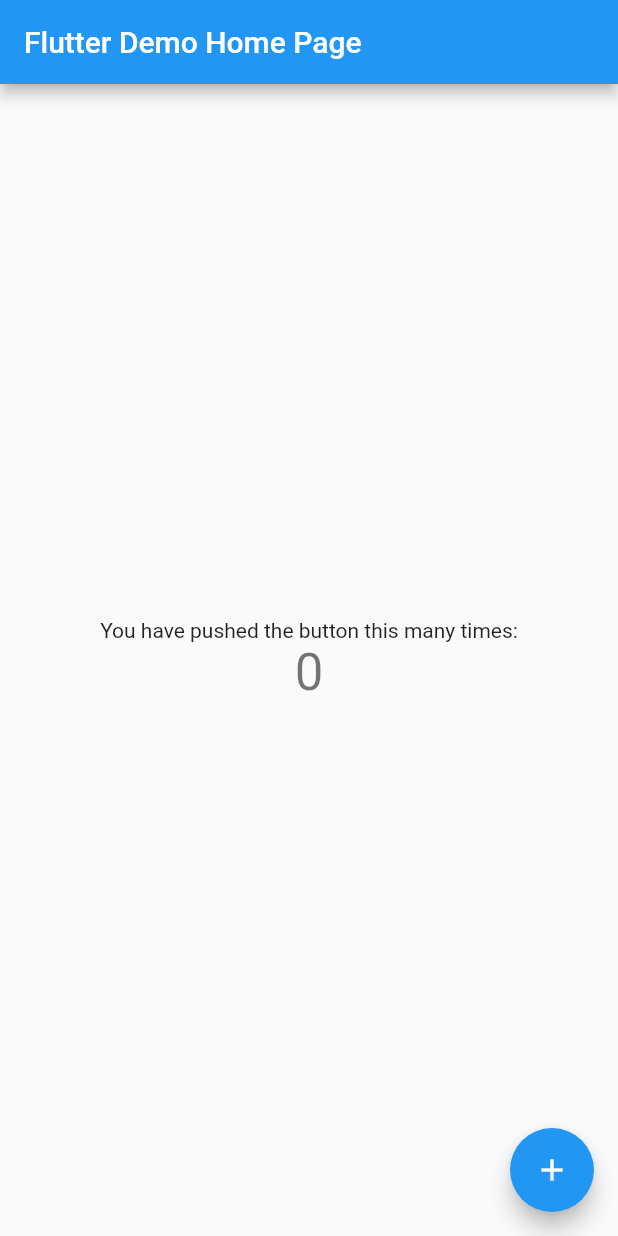
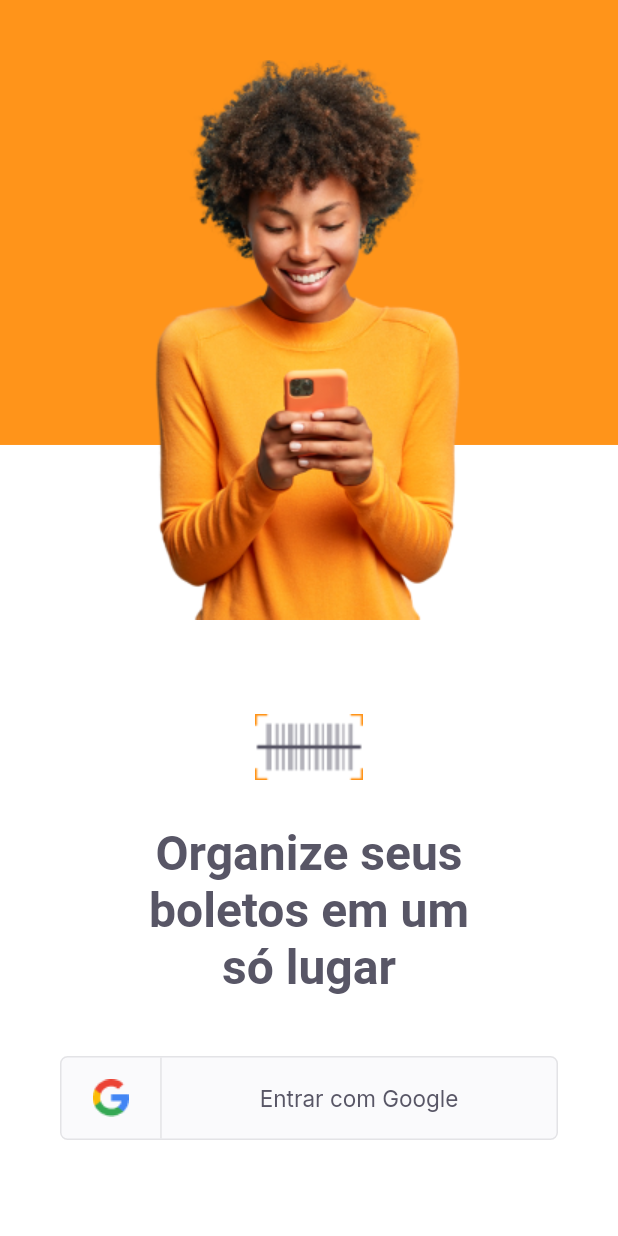
Before and after one commit to paulovictor11/payflow, a Flutter app: the screen it shows after launch, on a phone screen of 412 x 824 dp. Run offline on Flutter 3.47's test engine with Material 2 defaults, Android fonts, the phone set to English and light mode, and no system bars; our stand-ins replace google_fonts.

Commit message:
Mão na massa

```diff
--- a/lib/main.dart
+++ b/lib/main.dart
@@ -1,113 +1,19 @@
 import 'package:flutter/material.dart';
+import 'package:payflow/modules/splash/splash_page.dart';
+import 'package:payflow/shared/themes/app_colors.dart';
 
-void main() {
-  runApp(MyApp());
-}
+void main() => runApp(new AppWidget());
 
-class MyApp extends StatelessWidget {
-  // This widget is the root of your application.
+class AppWidget extends StatelessWidget {
   @override
   Widget build(BuildContext context) {
     return MaterialApp(
-      title: 'Flutter Demo',
+      title: 'Pay Flow',
       theme: ThemeData(
-        // This is the theme of your application.
-        //
-        // Try running your application with "flutter run". You'll see the
-        // application has a blue toolbar. Then, without quitting the app, try
-        // changing the primarySwatch below to Colors.green and then invoke
-        // "hot reload" (press "r" in the console where you ran "flutter run",
-        // or simply save your changes to "hot reload" in a Flutter IDE).
-        // Notice that the counter didn't reset back to zero; the application
-        // is not restarted.
-        primarySwatch: Colors.blue,
+        primaryColor: AppColors.primary,
       ),
-      home: MyHomePage(title: 'Flutter Demo Home Page'),
+      home: new SplashPage(),
+      debugShowCheckedModeBanner: false,
     );
   }
 }
-
-class MyHomePage extends StatefulWidget {
-  MyHomePage({Key key, this.title}) : super(key: key);
-
-  // This widget is the home page of your application. It is stateful, meaning
-  // that it has a State object (defined below) that contains fields that affect
-  // how it looks.
-
-  // This class is the configuration for the state. It holds the values (in this
-  // case the title) provided by the parent (in this case the App widget) and
-  // used by the build method of the State. Fields in a Widget subclass are
-  // always marked "final".
-
-  final String title;
-
-  @override
-  _MyHomePageState createState() => _MyHomePageState();
-}
-
-class _MyHomePageState extends State<MyHomePage> {
-  int _counter = 0;
-
-  void _incrementCounter() {
-    setState(() {
-      // This call to setState tells the Flutter framework that something has
-      // changed in this State, which causes it to rerun the build method below
-      // so that the display can reflect the updated values. If we changed
-      // _counter without calling setState(), then the build method would not be
-      // called again, and so nothing would appear to happen.
-      _counter++;
-    });
-  }
-
-  @override
-  Widget build(BuildContext context) {
-    // This method is rerun every time setState is called, for instance as done
-    // by the _incrementCounter method above.
-    //
-    // The Flutter framework has been optimized to make rerunning build methods
-    // fast, so that you can just rebuild anything that needs updating rather
-    // than having to individually change instances of widgets.
-    return Scaffold(
-      appBar: AppBar(
-        // Here we take the value from the MyHomePage object that was created by
-        // the App.build method, and use it to set our appbar title.
-        title: Text(widget.title),
-      ),
-      body: Center(
-        // Center is a layout widget. It takes a single child and positions it
-        // in the middle of the parent.
-        child: Column(
-          // Column is also a layout widget. It takes a list of children and
-          // arranges them vertically. By default, it sizes itself to fit its
-          // children horizontally, and tries to be as tall as its parent.
-          //
-          // Invoke "debug painting" (press "p" in the console, choose the
-          // "Toggle Debug Paint" action from the Flutter Inspector in Android
-          // Studio, or the "Toggle Debug Paint" command in Visual Studio Code)
-          // to see the wireframe for each widget.
-          //
-          // Column has various properties to control how it sizes itself and
-          // how it positions its children. Here we use mainAxisAlignment to
-          // center the children vertically; the main axis here is the vertical
-          // axis because Columns are vertical (the cross axis would be
-          // horizontal).
-          mainAxisAlignment: MainAxisAlignment.center,
-          children: <Widget>[
-            Text(
-              'You have pushed the button this many times:',
-            ),
-            Text(
-              '$_counter',
-              style: Theme.of(context).textTheme.headline4,
-            ),
-          ],
-        ),
-      ),
-      floatingActionButton: FloatingActionButton(
-        onPressed: _incrementCounter,
-        tooltip: 'Increment',
-        child: Icon(Icons.add),
-      ), // This trailing comma makes auto-formatting nicer for build methods.
-    );
-  }
-}
--- /dev/null
+++ b/lib/modules/home/home_page.dart
@@ -0,0 +1,14 @@
+import 'package:flutter/material.dart';
+
+class HomePage extends StatelessWidget {
+  const HomePage({ Key? key }) : super(key: key);
+
+  @override
+  Widget build(BuildContext context) {
+    return new Scaffold(
+      appBar: new AppBar(
+        title: new Text('Home Page'),
+      ),
+    );
+  }
+}
--- /dev/null
+++ b/lib/modules/login/login_page.dart
@@ -0,0 +1,73 @@
+import 'package:flutter/material.dart';
+import 'package:payflow/modules/home/home_page.dart';
+import 'package:payflow/shared/themes/app_colors.dart';
+import 'package:payflow/shared/themes/app_images.dart';
+import 'package:payflow/shared/themes/app_text_styles.dart';
+import 'package:payflow/shared/widgets/social_login/social_login_button.dart';
+
+class LoginPage extends StatefulWidget {
+  const LoginPage({ Key? key }) : super(key: key);
+
+  @override
+  _LoginPageState createState() => _LoginPageState();
+}
+
+class _LoginPageState extends State<LoginPage> {
+  @override
+  Widget build(BuildContext context) {
+
+    final size = MediaQuery.of(context).size;
+
+    return new Scaffold(
+      backgroundColor: AppColors.background,
+      body: new Container(
+        width: size.width,
+        height: size.height,
+        child: new Stack(
+          children: [
+            new Container(
+              width: size.width,
+              height: size.height * 0.36,
+              color: AppColors.primary,
+            ),
+            new Positioned(
+              left: 0, right: 0, top: 40,
+              child: Image.asset(
+                AppImages.person,
+                width: 208, height: 373,
+              ),
+            ),
+            new Positioned(
+              bottom: 64, left: 0, right: 0,
+              child: new Column(
+                crossAxisAlignment: CrossAxisAlignment.center,
+                mainAxisAlignment: MainAxisAlignment.center,
+                children: [
+                  Image.asset(AppImages.logomini),
+                  new SizedBox(height: 30),
+                  new Padding(
+                    padding: const EdgeInsets.symmetric(horizontal: 80),
+                    child: new Text(
+                      'Organize seus boletos em um só lugar',
+                      textAlign: TextAlign.center,
+                      style: AppTextStyles.titleHome,
+                    ),
+                  ),
+                  new SizedBox(height: 40),
+                  new Padding(
+                    padding: const EdgeInsets.symmetric(horizontal: 40),
+                    child: new SocialLoginButton(
+                      onTap: () => Navigator.of(context).push(
+                        new MaterialPageRoute(builder: (_) => new HomePage())
+                      ),
+                    ),
+                  )
+                ],
+              ),
+            )
+          ],
+        ),
+      ),
+    );
+  }
+}
--- /dev/null
+++ b/lib/modules/splash/splash_page.dart
@@ -0,0 +1,39 @@
+import 'package:flutter/material.dart';
+import 'package:payflow/modules/login/login_page.dart';
+import 'package:payflow/shared/themes/app_colors.dart';
+import 'package:payflow/shared/themes/app_images.dart';
+
+class SplashPage extends StatefulWidget {
+  const SplashPage({ Key? key }) : super(key: key);
+
+  @override
+  _SplashPageState createState() => _SplashPageState();
+}
+
+class _SplashPageState extends State<SplashPage> {
+
+  void _splashTime() => Future.delayed(
+    new Duration(seconds: 5)
+  ).then((_) => Navigator.of(context).pushReplacement(
+    new MaterialPageRoute(builder: (_) => LoginPage())
+  ));
+
+  @override
+  void initState() {
+    _splashTime();
+    super.initState();
+  }
+
+  @override
+  Widget build(BuildContext context) {
+    return new Scaffold(
+      backgroundColor: AppColors.background,
+      body: new Stack(
+        children: [
+          new Center(child: Image.asset(AppImages.union)),
+          new Center(child: Image.asset(AppImages.logoFull)),
+        ],
+      ),
+    );
+  }
+}
--- /dev/null
+++ b/lib/shared/themes/app_images.dart
@@ -0,0 +1,7 @@
+class  AppImages {
+  static  const logoFull = "assets/images/logofull.png";
+  static  const logomini = "assets/images/logomini.png";
+  static  const union = "assets/images/union.png";
+  static  const person = "assets/images/person.png";
+  static  const google = "assets/images/google.png";
+}
--- a/lib/shared/themes/app_text_styles.dart
+++ b/lib/shared/themes/app_text_styles.dart
@@ -1,8 +1,8 @@
 import 'package:flutter/material.dart';
 import 'package:google_fonts/google_fonts.dart';
-import 'package:payflow/shared/themes/appcolors.dart';
+import 'package:payflow/shared/themes/app_colors.dart';
 
-class TextStyles {
+class AppTextStyles {
   static final titleHome = GoogleFonts.lexendDeca(
     fontSize: 32,
     fontWeight: FontWeight.w600,
--- /dev/null
+++ b/lib/shared/widgets/social_login/social_login_button.dart
@@ -0,0 +1,53 @@
+import 'package:flutter/material.dart';
+import 'package:payflow/shared/themes/app_colors.dart';
+import 'package:payflow/shared/themes/app_images.dart';
+import 'package:payflow/shared/themes/app_text_styles.dart';
+
+class SocialLoginButton extends StatelessWidget {
+
+  final VoidCallback onTap;
+
+  const SocialLoginButton({
+    Key? key,
+    required this.onTap
+  }) : super(key: key);
+
+  @override
+  Widget build(BuildContext context) {
+    return new InkWell(
+      onTap: onTap,
+      child: new Container(
+        height: 56,
+        decoration: new BoxDecoration(
+          color: AppColors.shape,
+          borderRadius: BorderRadius.circular(5),
+          border: Border.fromBorderSide(
+            new BorderSide(color: AppColors.stroke)
+          )
+        ),
+        child: new Row(
+          children: [
+            new Expanded(
+              child: Image.asset(AppImages.google)
+            ),
+            _verticalDivider(),
+            new Expanded(
+              flex: 4,
+              child: new Center(
+                child: new Text(
+                  'Entrar com Google',
+                  style: AppTextStyles.buttonGray,
+                ),
+              ),
+            )
+          ],
+        ),
+      ),
+    );
+  }
+
+  Widget _verticalDivider() => new Container(
+    height: 56, width: 1,
+    color: AppColors.stroke,
+  );
+}
--- a/pubspec.yaml
+++ b/pubspec.yaml
@@ -18,7 +18,7 @@ publish_to: 'none' # Remove this line if you wish to publish to pub.dev
 version: 1.0.0+1
 
 environment:
-  sdk: ">=2.7.0 <3.0.0"
+  sdk: '>=2.12.0 <3.0.0'
 
 dependencies:
   flutter:
@@ -50,6 +50,9 @@ flutter:
   #   - images/a_dot_burr.jpeg
   #   - images/a_dot_ham.jpeg
 
+  assets:
+    - assets/images/
+
   # An image asset can refer to one or more resolution-specific "variants", see
   # https://flutter.dev/assets-and-images/#resolution-aware.
 
```
Also changed, not shown: assets/images/google.png (added), assets/images/logofull.png (added), assets/images/logomini.png (added), assets/images/person.png (added), assets/images/union.png (added), lib/shared/themes/app_colors.dart (renamed from lib/shared/themes/appcolors.dart).
